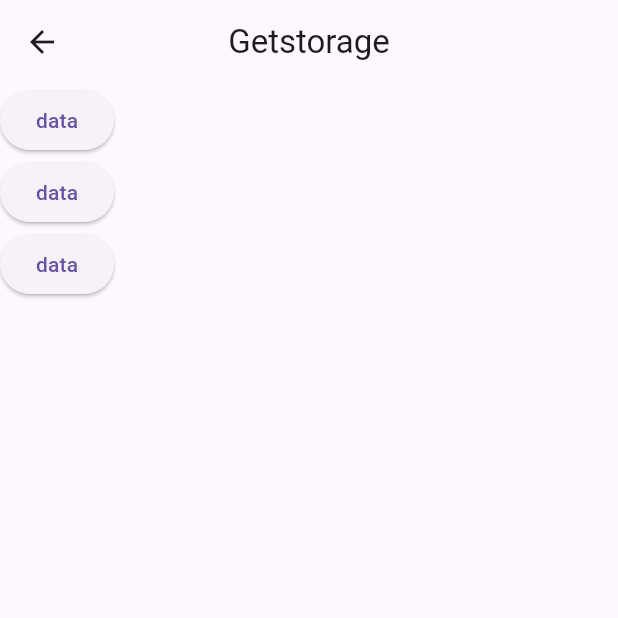
After one commit to MdMahin-Hasan/GetX_counter, a Flutter app: the getstorage screen opened directly, after a tap on "data", on a phone screen of 412 x 824 dp, the top half of it. The commit adds this screen. Run offline on Flutter 3.47's test engine with Material 3 defaults, Android fonts, the phone set to English and light mode, and no system bars; our stand-ins replace get, get_storage; accounts and stored records are empty.

Commit message:
storage added

```diff
--- /dev/null
+++ b/lib/Storage.dart
@@ -0,0 +1,33 @@
+import 'package:flutter/material.dart';
+import 'package:get/get.dart';
+import 'package:get_storage/get_storage.dart';
+
+class getstorage extends StatelessWidget {
+  const getstorage({super.key});
+
+  @override
+  Widget build(BuildContext context) {
+    return Scaffold(
+      appBar: AppBar(
+        title: Text("Getstorage"),
+        centerTitle: true,
+      ),
+      body: Column(
+        children: [
+          ElevatedButton(onPressed: (){
+            GetStorage().write("Name", "Mahin hasan");
+          }, child: Text("data")),
+          ElevatedButton(onPressed: (){
+            var Name = GetStorage().read("Name");
+            Get.snackbar("Name",Name);
+
+          }, child: Text("data")),
+          ElevatedButton(onPressed: (){
+
+          }, child: Text("data")),
+
+        ],
+      ),
+    );
+  }
+}
--- a/lib/homepage.dart
+++ b/lib/homepage.dart
@@ -35,6 +35,9 @@ class homepage extends StatelessWidget {
                 },
                 child: const Text("Reset the Count"), // no need for Obx here
               ),
+              ElevatedButton(onPressed: (){
+
+              }, child: Text("Go to Get Storage"))
             ],
           ),
         ),
```
